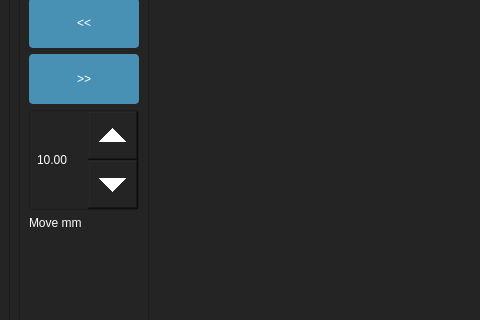
Above: LinearScanCam/mainwindow.ui from Ultrawipf/Project_gigapixel_linecam before the change; both pictures show x 0 to 480 and y 99 to 419 of the 1280 by 800 pixel window. Below: the same form after it.
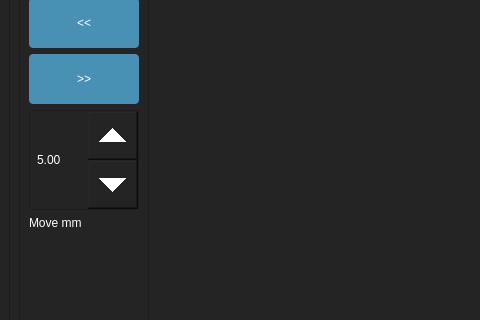
That is the form after the change. Icons and pictures are not drawn. Custom widgets are drawn as their Qt base class.

Patch:
```diff
--- a/LinearScanCam/mainwindow.ui
+++ b/LinearScanCam/mainwindow.ui
@@ -1259,7 +1259,7 @@
               <double>100.000000000000000</double>
              </property>
              <property name="value">
-              <double>10.000000000000000</double>
+              <double>5.000000000000000</double>
              </property>
             </widget>
            </item>
```
Left out of the diff: 32 changed lines with no effect on the pictures.
